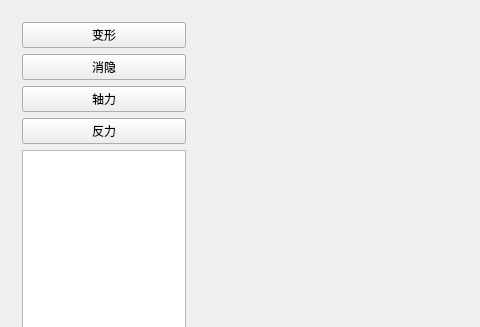
Qt form Fem_Visualize/Fem_Visualize.ui (Shixuku/Fem_Visualize) before a commit; both pictures show x 0 to 480 and y 0 to 327 of the 957 by 807 pixel window.
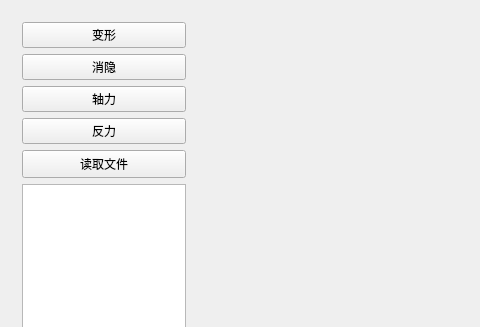
The same form after that commit. Custom widgets are drawn as their Qt base class.

Commit message: 1.增加读取文件窗口 2.读取文件后重新初始化renderer

```diff
--- a/Fem_Visualize/Fem_Visualize.ui
+++ b/Fem_Visualize/Fem_Visualize.ui
@@ -45,6 +45,19 @@
         </property>
        </widget>
       </item>
+      <item>
+       <widget class="QPushButton" name="pushButtonSelFile">
+        <property name="minimumSize">
+         <size>
+          <width>0</width>
+          <height>28</height>
+         </size>
+        </property>
+        <property name="text">
+         <string>读取文件</string>
+        </property>
+       </widget>
+      </item>
       <item>
        <widget class="QTreeView" name="treeView"/>
       </item>
```
The commit also changes 5 other files.
